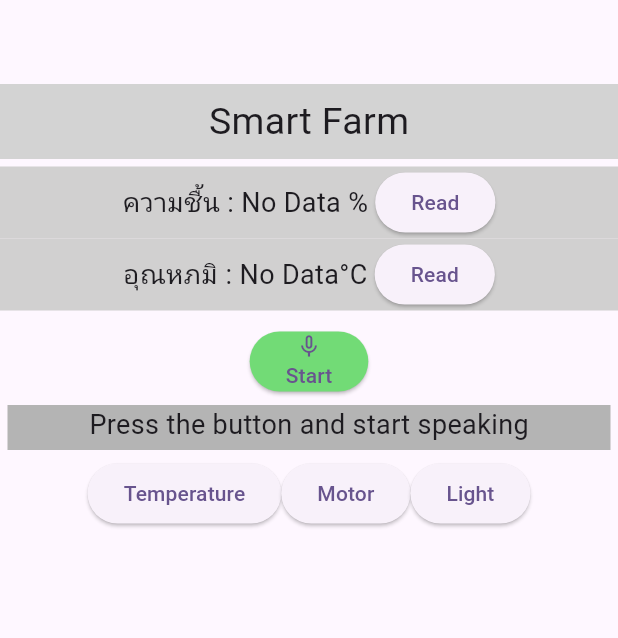
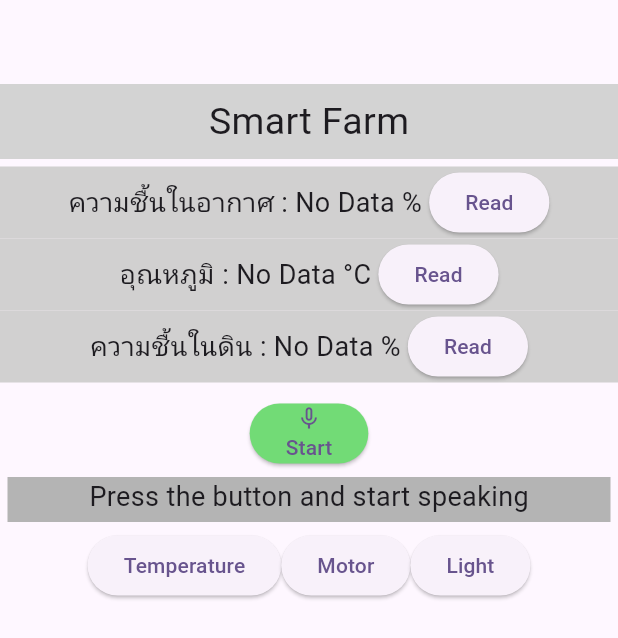
Before and after one commit to natthaphat6496/EndProjcet, a Flutter app: the screen it shows after launch, after a tap on "Read", on a phone screen of 412 x 824 dp. Shown: the top 638 px of the screen. Run offline on Flutter 3.47's test engine with Material 3 defaults, Android fonts, the light colour scheme and no system bars; our stand-ins replace firebase_core, firebase_database, flutter_tts, speech_to_text; accounts and stored records are empty.

Commit message:
changes file

```diff
--- a/lib/index.dart
+++ b/lib/index.dart
@@ -17,13 +17,14 @@ class _MyHomePageState extends State<MyHomePage> {
   late DatabaseReference speechtotext;
   late DatabaseReference _getfirebase;
   late DatabaseReference _getfirebase1;
+  late DatabaseReference _getfirebase2;
   final FlutterTts flutterTts = FlutterTts();
   SpeechToText _speechToText = SpeechToText();
   bool _isListening = false;
   String text = 'Press the button and start speaking';
   String dataFromFirebase = "No Data";
   String dataFromFirebase1 = "No Data";
-
+  String dataFromFirebase2 = "No Data";
   @override
   void initState() {
     super.initState();
@@ -31,6 +32,7 @@ class _MyHomePageState extends State<MyHomePage> {
     _speechToText = SpeechToText();
     _getfirebase = FirebaseDatabase.instance.ref().child("index/tem");
     _getfirebase1 = FirebaseDatabase.instance.ref().child("index/humu");
+    _getfirebase2 = FirebaseDatabase.instance.ref().child("index/humuEar");
 
     _getfirebase.onValue.listen((DatabaseEvent event) {
       if (event.snapshot.value != null) {
@@ -46,6 +48,14 @@ class _MyHomePageState extends State<MyHomePage> {
         var data = event.snapshot.value;
         setState(() {
           dataFromFirebase1 = data.toString();
+        });
+      }
+    });
+    _getfirebase2.onValue.listen((DatabaseEvent event) {
+      if (event.snapshot.value != null) {
+        var data = event.snapshot.value;
+        setState(() {
+          dataFromFirebase2 = data.toString();
         });
       }
     });
@@ -143,12 +153,12 @@ class _MyHomePageState extends State<MyHomePage> {
                         mainAxisAlignment: MainAxisAlignment.center,
                         children: [
                           Text(
-                            'ความชื้น : $dataFromFirebase1 % ',
+                            'ความชื้นในอากาศ : $dataFromFirebase1 % ',
                             style: const TextStyle(fontSize: 18),
                           ),
                           ElevatedButton(
                             onPressed: () => speak(
-                                'ขณะนี้ความชื้นเท่ากับ $dataFromFirebase1 %'),
+                                'ขณะนี้ความชื้นในอากาศเท่ากับ $dataFromFirebase1 %'),
                             child: Text('Read'),
                           ),
                         ],
@@ -160,12 +170,28 @@ class _MyHomePageState extends State<MyHomePage> {
                           mainAxisAlignment: MainAxisAlignment.center,
                           children: [
                             Text(
-                              'อุณหภมิ : $dataFromFirebase°C ',
+                              'อุณหภูมิ : $dataFromFirebase °C ',
                               style: const TextStyle(fontSize: 18),
                             ),
                             ElevatedButton(
                               onPressed: () => speak(
-                                  'ขณะนี้อุณหภูมิเท่ากับ $dataFromFirebase °C'),
+                                  'ขณะนี้อุณหภูมิห้องเท่ากับ $dataFromFirebase °C'),
+                              child: Text('Read'),
+                            ),
+                          ],
+                        )),
+                    Container(
+                        color: const Color.fromARGB(255, 209, 208, 208),
+                        child: Row(
+                          mainAxisAlignment: MainAxisAlignment.center,
+                          children: [
+                            Text(
+                              'ความชื้นในดิน : $dataFromFirebase2 % ',
+                              style: const TextStyle(fontSize: 18),
+                            ),
+                            ElevatedButton(
+                              onPressed: () => speak(
+                                  'ขณะนี้ความชื้นในดินเท่ากับ $dataFromFirebase2 %'),
                               child: Text('Read'),
                             ),
                           ],
--- a/lib/light.dart
+++ b/lib/light.dart
@@ -75,7 +75,7 @@ class _LightState extends State<Light> {
                 padding: const EdgeInsets.only(left: 0),
                 child: Column(
                   children: [
-                    const Text('Dev'),
+                    const Text('DevL'),
                     Switch(
                       value: switchValue,
                       onChanged: (value) {
```
Also changed, not shown: 1 other file.
